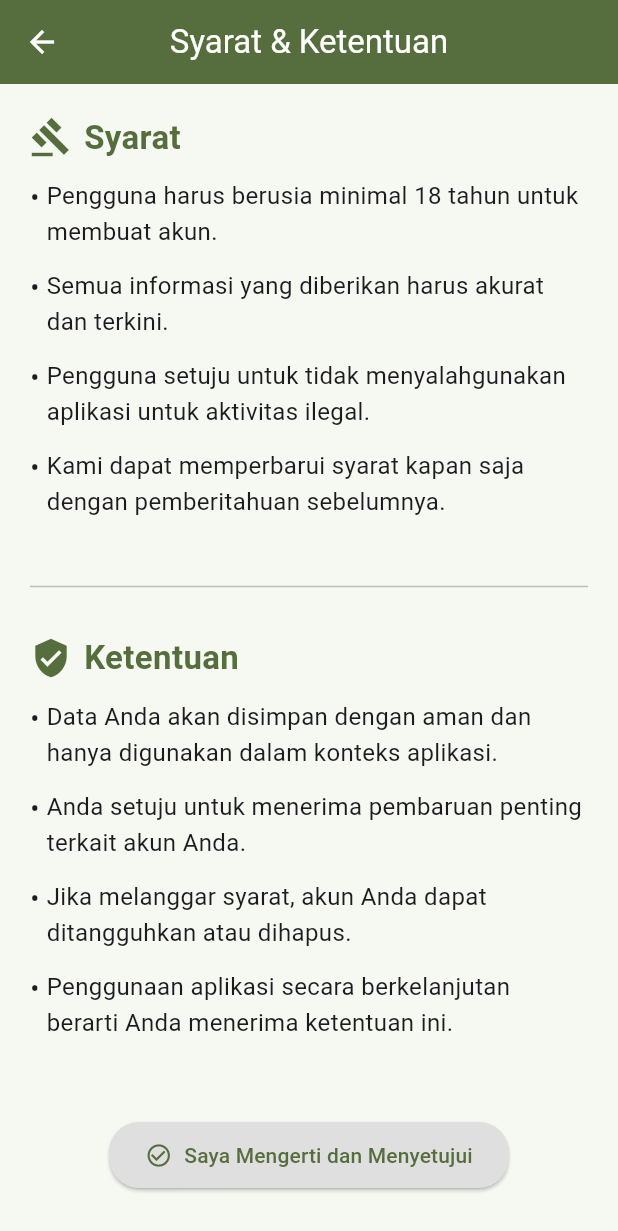
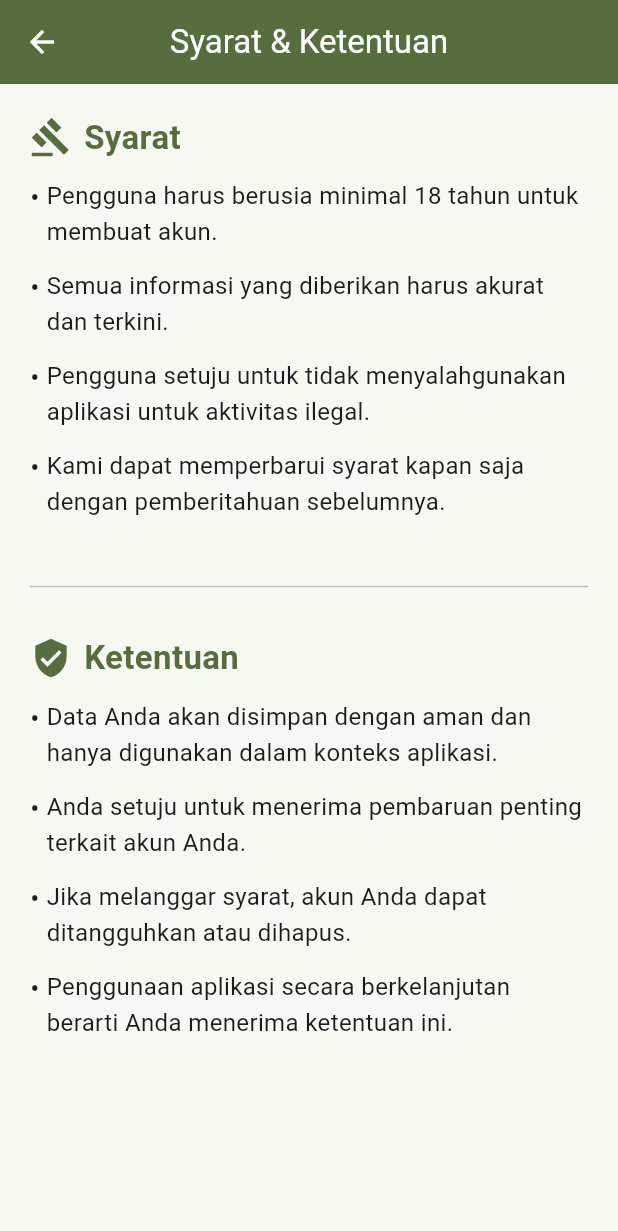
Before and after one commit to kiy4h/campedia, a Flutter app: the TermsConditionPage screen opened directly, on a phone screen of 412 x 824 dp. Shown: the top 1231 px of the screen. Run offline on Flutter 3.47's test engine with Material 3 defaults, Android fonts, the phone set to English and light mode, and no system bars; our stand-ins replace flutter_countdown_timer, flutter_map, font_awesome_flutter, google_fonts, latlong2, shared_preferences; accounts and stored records are empty.

Commit message:
Menghapus "saya mengerti dan menyetujui" bagian term and condition

```diff
--- a/lib/pages/intro/account/termAndCondition.dart
+++ b/lib/pages/intro/account/termAndCondition.dart
@@ -35,21 +35,7 @@ class TermsConditionPage extends StatelessWidget {
               termPoint('Jika melanggar syarat, akun Anda dapat ditangguhkan atau dihapus.'),
               termPoint('Penggunaan aplikasi secara berkelanjutan berarti Anda menerima ketentuan ini.'),
               const SizedBox(height: 40),
-              Center(
-                child: ElevatedButton.icon(
-                  onPressed: () => Navigator.pop(context),
-                  icon: const Icon(Icons.check_circle_outline, color: Color(0xFF566D3D)),
-                  label: const Text(
-                    'Saya Mengerti dan Menyetujui',
-                    style: TextStyle(color: Color(0xFF566D3D)),
-                  ),
-                  style: ElevatedButton.styleFrom(
-                    backgroundColor: const Color(0xFFE0DFDF),
-                    padding: const EdgeInsets.symmetric(horizontal: 24, vertical: 12),
-                    shape: RoundedRectangleBorder(borderRadius: BorderRadius.circular(20)),
-                  ),
-                ),
-              )
+
             ],
           ),
         ),
```
